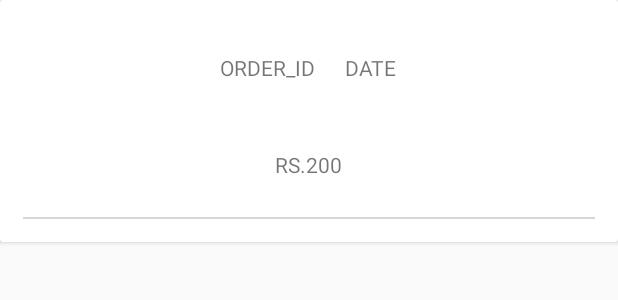
After one commit to muleymahesh/shop, an Android app: the layout list_item_my_orders.xml on its own in the app's theme, with its tools: preview values and no code run, on a phone screen of 412 x 824 dp. The commit adds this screen. Shown: the top 300 px of the screen. Run offline under Robolectric (Android 15) with nearby library versions, the phone set to English and light mode, and no system bars.

Commit message:
Contact Us and MyOrder

```diff
--- a/app/src/main/AndroidManifest.xml
+++ b/app/src/main/AndroidManifest.xml
@@ -1,8 +1,10 @@
 <?xml version="1.0" encoding="utf-8"?>
 <manifest xmlns:android="http://schemas.android.com/apk/res/android"
     package="com.maks.farmfresh24">
+
     <uses-permission android:name="android.permission.INTERNET" />
-<uses-permission android:name="android.permission.ACCESS_NETWORK_STATE" />
+    <uses-permission android:name="android.permission.ACCESS_NETWORK_STATE" />
+
     <application
         android:name="android.support.multidex.MultiDexApplication"
         android:allowBackup="true"
@@ -88,6 +90,7 @@
             android:name=".MyWalletActivity"
             android:label="@string/title_activity_my_wallet"
             android:theme="@style/AppTheme" />
+        <activity android:name=".MyOrderDetailsActivity" />
     </application>
 
 </manifest>
--- /dev/null
+++ b/app/src/main/res/layout/list_item_my_orders.xml
@@ -0,0 +1,54 @@
+<?xml version="1.0" encoding="utf-8"?>
+<android.support.v7.widget.CardView xmlns:android="http://schemas.android.com/apk/res/android"
+    xmlns:card_view="http://schemas.android.com/apk/res-auto"
+    android:layout_width="match_parent"
+    android:layout_height="wrap_content"
+    android:orientation="vertical">
+
+    <LinearLayout
+        android:id="@+id/layoutMyOrder"
+        android:layout_width="match_parent"
+        android:layout_height="wrap_content"
+        android:layout_gravity="center_horizontal"
+        android:layout_margin="10dp"
+        android:gravity="center_horizontal"
+        android:orientation="vertical"
+        android:padding="5dp">
+
+        <LinearLayout
+            android:layout_width="match_parent"
+            android:layout_height="wrap_content"
+            android:layout_gravity="center_horizontal"
+            android:layout_margin="10dp"
+            android:gravity="center_horizontal"
+            android:orientation="horizontal">
+
+            <TextView
+                android:id="@+id/txtMyOrderOrderId"
+                android:layout_width="wrap_content"
+                android:layout_height="wrap_content"
+                android:padding="10dp"
+                android:text="ORDER_ID" />
+
+            <TextView
+                android:id="@+id/txtMyOrderDate"
+                android:layout_width="wrap_content"
+                android:layout_height="wrap_content"
+                android:padding="10dp"
+                android:text="DATE" />
+        </LinearLayout>
+
+        <TextView
+            android:id="@+id/txtMyOrderRupee"
+            android:layout_width="wrap_content"
+            android:layout_height="wrap_content"
+            android:layout_margin="15dp"
+            android:padding="10dp"
+            android:text="RS.200" />
+
+        <View
+            android:layout_width="match_parent"
+            android:layout_height="1dp"
+            android:background="@color/cb_grey" />
+    </LinearLayout>
+</android.support.v7.widget.CardView>
```
Also changed, not shown: app/src/main/java/com/maks/farmfresh24/MainActivity.java (+6 -1 lines), app/src/main/java/com/maks/farmfresh24/adapter/MyOrderAdapter.java (+21 -25 lines), app/src/main/java/com/maks/farmfresh24/adapter/MyOrderListAdapter.java (added, +101 -0 lines), app/src/main/java/com/maks/farmfresh24/model/OrderDetail.java (+9 -19 lines), app/src/main/java/com/maks/farmfresh24/model/OrderPojo.java (+16 -36 lines), app/src/main/res/layout/activity_my_orders.xml (+17 -3 lines), app/src/main/res/layout/list_item_myorder_card.xml (+50 -34 lines).
